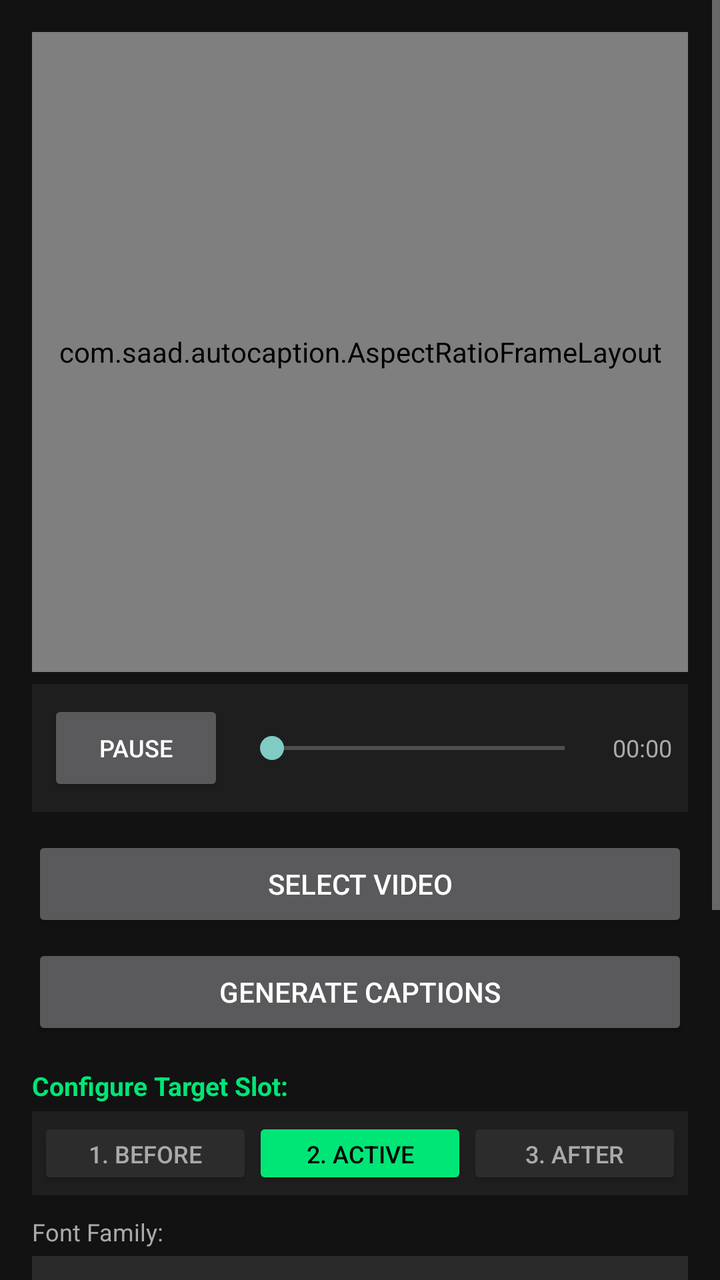
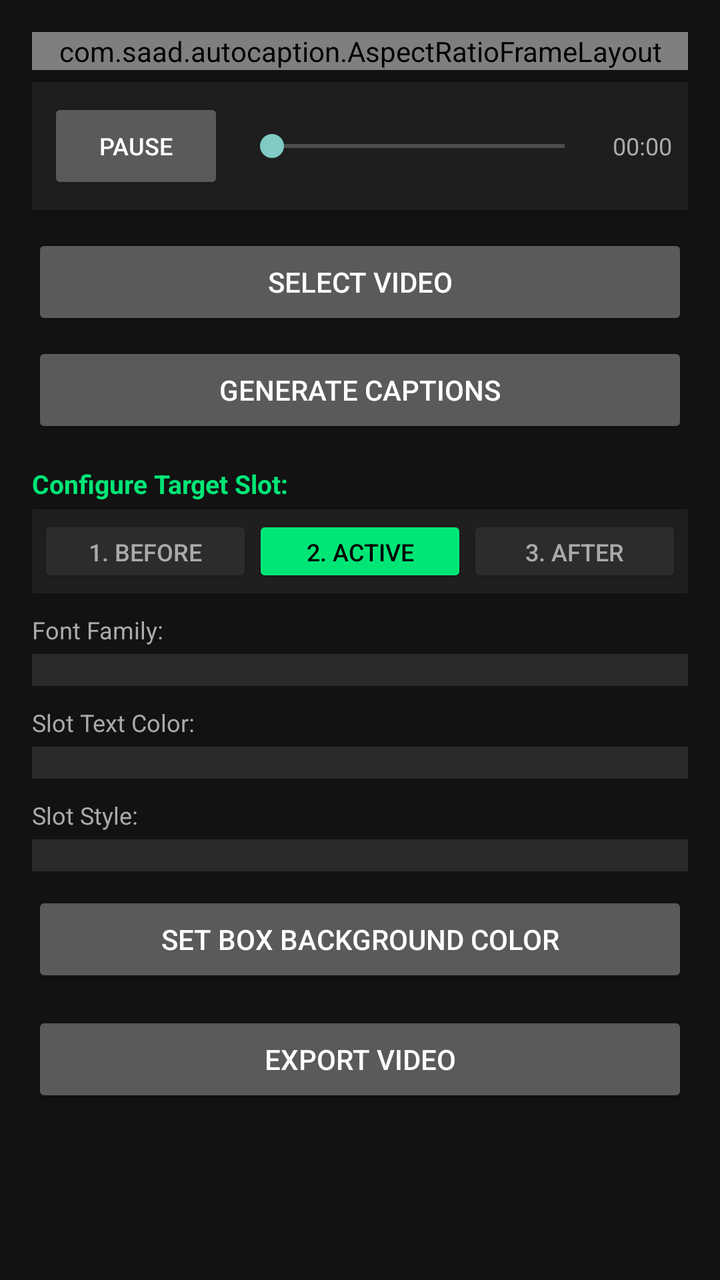

Two renders of the same Android screen: before a commit and after it. Below are the layout's source before the change and the commit's diff.
<!-- AndroidManifest.xml: application theme Theme.AppCompat -->
<!-- res/layout/layout_main.xml -->
<?xml version="1.0" encoding="utf-8"?>
<ScrollView xmlns:android="http://schemas.android.com/apk/res/android"
    android:layout_width="match_parent"
    android:layout_height="match_parent"
    android:background="#121212"
    android:fillViewport="true">

    <LinearLayout
        android:layout_width="match_parent"
        android:layout_height="wrap_content"
        android:orientation="vertical"
        android:padding="16dp">

        <com.saad.autocaption.AspectRatioFrameLayout
            android:id="@+id/videoPreviewContainer"
            android:layout_width="match_parent"
            android:layout_height="320dp"
            android:layout_gravity="center_horizontal"
            android:background="#000000">

            <SurfaceView
                android:id="@+id/videoSurface"
                android:layout_width="match_parent"
                android:layout_height="match_parent" />

            <LinearLayout
                android:id="@+id/captionsOverlayLayout"
                android:layout_width="match_parent"
                android:layout_height="wrap_content"
                android:layout_gravity="center"
                android:gravity="center"
                android:orientation="horizontal"
                android:clipChildren="false"
                android:clipToPadding="false">

                <TextView
                    android:id="@+id/wordSlotBefore"
                    android:layout_width="wrap_content"
                    android:layout_height="wrap_content"
                    android:padding="4dp"
                    android:textColor="#CCCCCC"
                    android:textSize="22sp" />

                <TextView
                    android:id="@+id/wordSlotActive"
                    android:layout_width="wrap_content"
                    android:layout_height="wrap_content"
                    android:padding="4dp"
                    android:textColor="#FFFF00"
                    android:textSize="22sp" />

                <TextView
                    android:id="@+id/wordSlotAfter"
                    android:layout_width="wrap_content"
                    android:layout_height="wrap_content"
                    android:padding="4dp"
                    android:textColor="#CCCCCC"
                    android:textSize="22sp" />
            </LinearLayout>
        </com.saad.autocaption.AspectRatioFrameLayout>

        
        <LinearLayout
            android:id="@+id/playerControlLayout"
            android:layout_width="match_parent"
            android:layout_height="wrap_content"
            android:orientation="horizontal"
            android:gravity="center_vertical"
            android:padding="8dp"
            android:background="#1E1E1E"
            android:layout_marginTop="6dp">

            <Button
                android:id="@+id/playPauseButton"
                android:layout_width="wrap_content"
                android:layout_height="wrap_content"
                android:text="Pause"
                android:textSize="12sp"
                android:textColor="#FFFFFF" />

            <SeekBar
                android:id="@+id/videoSeekBar"
                android:layout_width="0dp"
                android:layout_height="wrap_content"
                android:layout_weight="1"
                android:layout_marginStart="8dp"
                android:layout_marginEnd="8dp" />

            <TextView
                android:id="@+id/timeText"
                android:layout_width="wrap_content"
                android:layout_height="wrap_content"
                android:text="00:00"
                android:textColor="#AAAAAA"
                android:textSize="12sp" />
        </LinearLayout>

        <Button
            android:id="@+id/selectVideoButton"
            android:layout_width="match_parent"
            android:layout_height="wrap_content"
            android:layout_marginTop="12dp"
            android:text="Select Video" />

        <Button
            android:id="@+id/generateCaptionsButton"
            android:layout_width="match_parent"
            android:layout_height="wrap_content"
            android:layout_marginTop="6dp"
            android:text="Generate Captions" />

        
        <TextView
            android:layout_width="wrap_content"
            android:layout_height="wrap_content"
            android:text="Configure Target Slot:"
            android:textColor="#00E676"
            android:textSize="13sp"
            android:textStyle="bold"
            android:layout_marginTop="14dp"
            android:layout_marginBottom="4dp"/>

        <LinearLayout
            android:layout_width="match_parent"
            android:layout_height="42dp"
            android:orientation="horizontal"
            android:background="#1F1F1F"
            android:padding="3dp">

            <Button
                android:id="@+id/btnSlotBefore"
                android:layout_width="0dp"
                android:layout_height="match_parent"
                android:layout_weight="1"
                android:text="1. Before"
                android:textSize="12sp"
                android:textColor="#AAAAAA"
                android:backgroundTint="#2C2C2C" />

            <Button
                android:id="@+id/btnSlotActive"
                android:layout_width="0dp"
                android:layout_height="match_parent"
                android:layout_weight="1"
                android:text="2. Active"
                android:textSize="12sp"
                android:textColor="#000000"
                android:backgroundTint="#00E676" />

            <Button
                android:id="@+id/btnSlotAfter"
                android:layout_width="0dp"
                android:layout_height="match_parent"
                android:layout_weight="1"
                android:text="3. After"
                android:textSize="12sp"
                android:textColor="#AAAAAA"
                android:backgroundTint="#2C2C2C" />
        </LinearLayout>

        <TextView
            android:layout_width="wrap_content"
            android:layout_height="wrap_content"
            android:text="Font Family:"
            android:textColor="#AAAAAA"
            android:textSize="12sp"
            android:layout_marginTop="10dp" />

        <Spinner
            android:id="@+id/fontStyleSpinner"
            android:layout_width="match_parent"
            android:layout_height="wrap_content"
            android:background="#2A2A2A"
            android:padding="8dp"
            android:layout_marginTop="4dp" />

        <TextView
            android:layout_width="wrap_content"
            android:layout_height="wrap_content"
            android:text="Slot Text Color:"
            android:textColor="#AAAAAA"
            android:textSize="12sp"
            android:layout_marginTop="10dp" />

        <Spinner
            android:id="@+id/captionColorSpinner"
            android:layout_width="match_parent"
            android:layout_height="wrap_content"
            android:background="#2A2A2A"
            android:padding="8dp"
            android:layout_marginTop="4dp" />

        <TextView
            android:layout_width="wrap_content"
            android:layout_height="wrap_content"
            android:text="Slot Style:"
            android:textColor="#AAAAAA"
            android:textSize="12sp"
            android:layout_marginTop="10dp" />

        <Spinner
            android:id="@+id/captionStyleSpinner"
            android:layout_width="match_parent"
            android:layout_height="wrap_content"
            android:background="#2A2A2A"
            android:padding="8dp"
            android:layout_marginTop="4dp" />

        <Button
            android:id="@+id/boxColorButton"
            android:layout_width="match_parent"
            android:layout_height="wrap_content"
            android:layout_marginTop="10dp"
            android:text="Set Box Background Color" />

        <Button
            android:id="@+id/exportButton"
            android:layout_width="match_parent"
            android:layout_height="wrap_content"
            android:layout_marginTop="12dp"
            android:text="Export Video" />

        <TextView
            android:id="@+id/statusText"
            android:layout_width="match_parent"
            android:layout_height="wrap_content"
            android:layout_marginTop="12dp"
            android:textColor="#AAAAAA"
            android:textSize="13sp" />
    </LinearLayout>
</ScrollView>
<!-- resources referenced by this layout -->
<resources>

</resources>

<!-- the commit's change to res/layout/layout_main.xml (unified diff, before → after) -->
@@ -11,11 +11,10 @@
         android:orientation="vertical"
         android:padding="16dp">
 
-        <com.saad.autocaption.AspectRatioFrameLayout
+                <com.saad.autocaption.AspectRatioFrameLayout
             android:id="@+id/videoPreviewContainer"
             android:layout_width="match_parent"
-            android:layout_height="320dp"
-            android:layout_gravity="center_horizontal"
+            android:layout_height="wrap_content"
             android:background="#000000">
 
             <SurfaceView
@@ -23,13 +22,11 @@
                 android:layout_width="match_parent"
                 android:layout_height="match_parent" />
 
-            <LinearLayout
-                android:id="@+id/captionsOverlayLayout"
+            <FrameLayout
+                android:id="@+id/captionLayer"
                 android:layout_width="match_parent"
-                android:layout_height="wrap_content"
-                android:layout_gravity="center"
-                android:gravity="center"
-                android:orientation="horizontal"
+                android:layout_height="match_parent"
+                android:elevation="20dp"
                 android:clipChildren="false"
                 android:clipToPadding="false">
 
@@ -37,27 +34,40 @@
                     android:id="@+id/wordSlotBefore"
                     android:layout_width="wrap_content"
                     android:layout_height="wrap_content"
-                    android:padding="4dp"
+                    android:layout_gravity="bottom|center_horizontal"
+                    android:layout_marginBottom="35dp"
                     android:textColor="#CCCCCC"
-                    android:textSize="22sp" />
+                    android:textSize="22sp"
+                    android:elevation="25dp"
+                    android:padding="4dp" />
 
                 <TextView
                     android:id="@+id/wordSlotActive"
                     android:layout_width="wrap_content"
                     android:layout_height="wrap_content"
-                    android:padding="4dp"
-                    android:textColor="#FFFF00"
-                    android:textSize="22sp" />
+                    android:layout_gravity="bottom|center_horizontal"
+                    android:layout_marginBottom="35dp"
+                    android:textColor="#FFFFFF"
+                    android:textStyle="bold"
+                    android:textSize="22sp"
+                    android:elevation="25dp"
+                    android:padding="6dp" />
 
                 <TextView
                     android:id="@+id/wordSlotAfter"
                     android:layout_width="wrap_content"
                     android:layout_height="wrap_content"
-                    android:padding="4dp"
+                    android:layout_gravity="bottom|center_horizontal"
+                    android:layout_marginBottom="35dp"
                     android:textColor="#CCCCCC"
-                    android:textSize="22sp" />
-            </LinearLayout>
+                    android:textSize="22sp"
+                    android:elevation="25dp"
+                    android:padding="4dp" />
+
+            </FrameLayout>
+
         </com.saad.autocaption.AspectRatioFrameLayout>
+
 
         
         <LinearLayout
